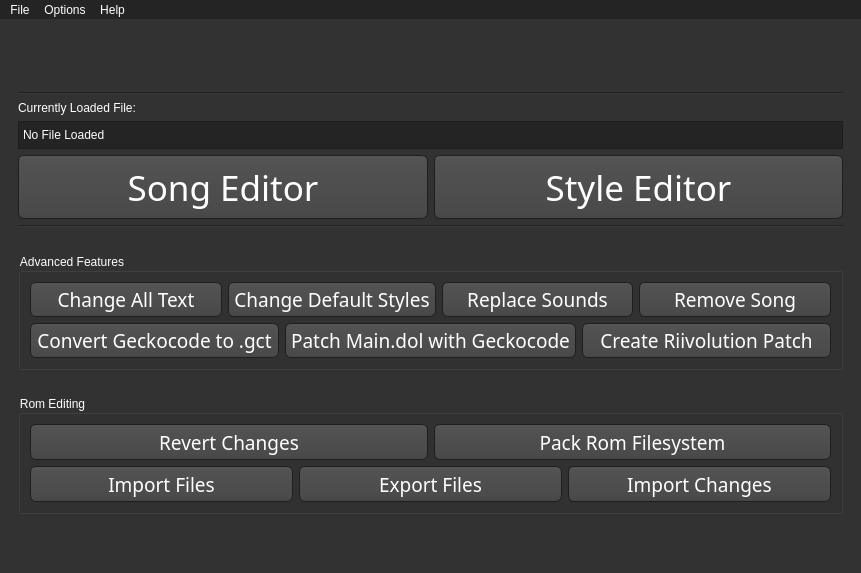
This is WiiMusicPlus.ui in BenjaminHalko/WiiMusicEditorPlus as Qt 5 draws it before an edit. The edited form follows.
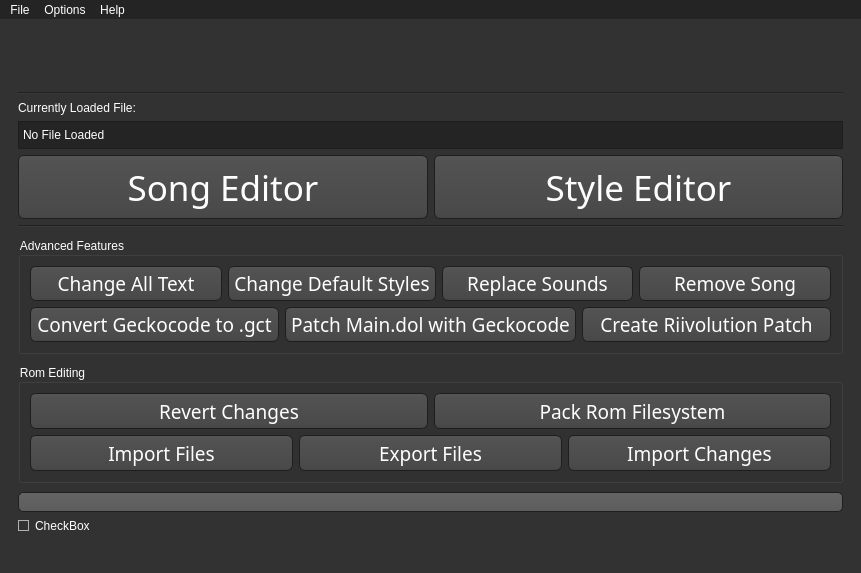
This is the edited form. Icons and pictures are not drawn.

Patch:
```diff
--- a/WiiMusicPlus.ui
+++ b/WiiMusicPlus.ui
@@ -1078,6 +1078,16 @@
           </property>
          </spacer>
         </item>
+        <item>
+         <widget class="QLineEdit" name="testLine"/>
+        </item>
+        <item>
+         <widget class="QCheckBox" name="testCheck">
+          <property name="text">
+           <string>CheckBox</string>
+          </property>
+         </widget>
+        </item>
        </layout>
       </widget>
       <widget class="QWidget" name="SongEditor">
```
